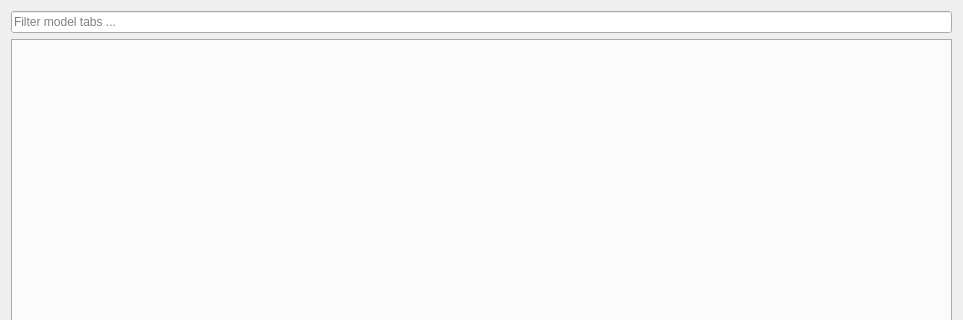
Above: src/modeldialog/modeldialog.ui from GAMS-dev/studio before the change; both pictures show x 0 to 963 and y 0 to 320 of the 963 by 539 pixel window. Below: the same form after it.
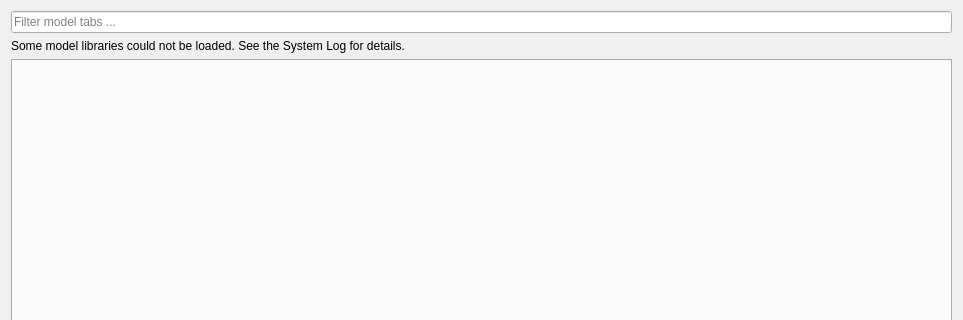
That is the form after the change. Custom widgets are drawn as their Qt base class.

Commit message: Fixed no gams libraries when one is missing

Patch:
```diff
--- a/src/modeldialog/modeldialog.ui
+++ b/src/modeldialog/modeldialog.ui
@@ -28,6 +28,13 @@
      </item>
     </layout>
    </item>
+   <item>
+    <widget class="QLabel" name="labelErrors">
+     <property name="text">
+      <string>Some model libraries could not be loaded. See the System Log for details.</string>
+     </property>
+    </widget>
+   </item>
    <item>
     <widget class="QTabWidget" name="tabWidget">
      <property name="tabPosition">
```
The commit also changes 2 other files.
